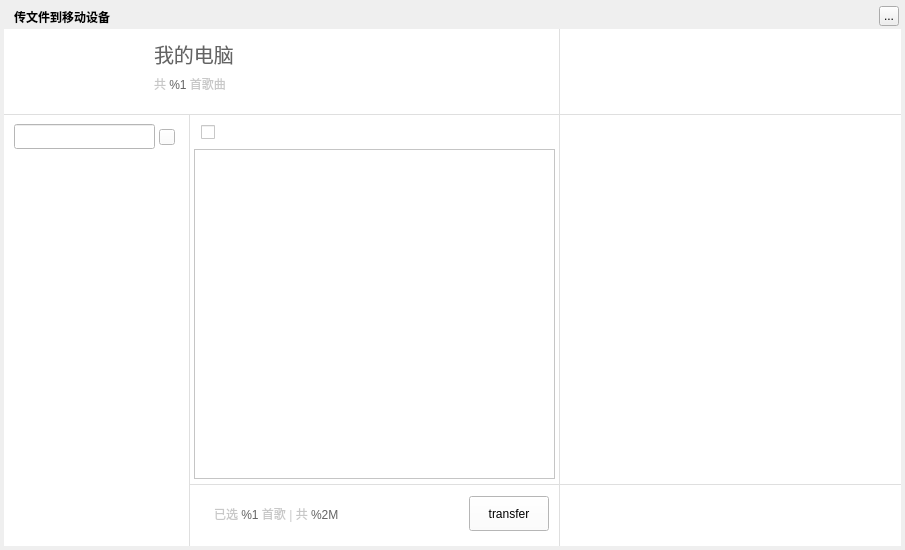
Qt form TTKModule/TTKWidget/musicUiKits/musicToolsKits/musicconnecttransferwidget.ui (Greedysky/TTKMusicPlayer) before a commit.
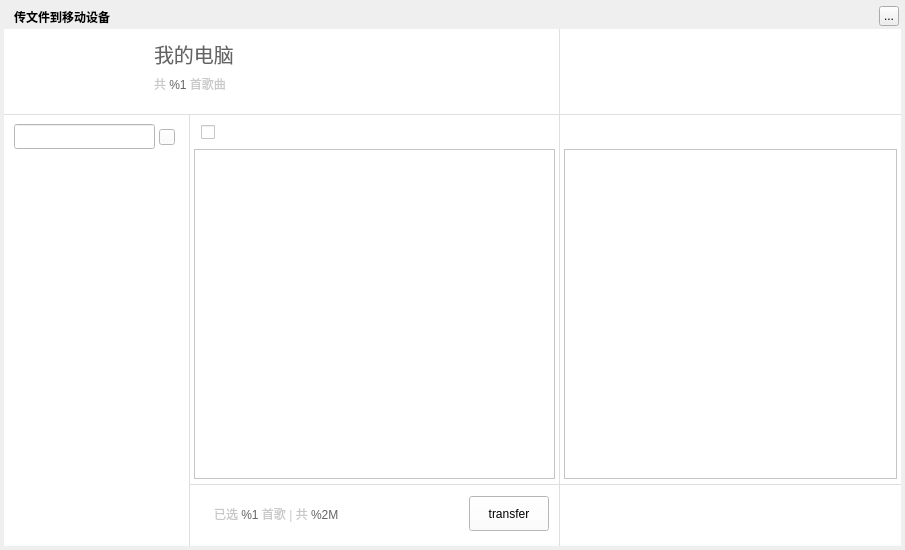
The same form after that commit. Icons and pictures are not drawn. Custom widgets are drawn as their Qt base class.

Commit message: Refactor transfer module[348605]

```diff
--- a/TTKModule/TTKWidget/musicUiKits/musicToolsKits/musicconnecttransferwidget.ui
+++ b/TTKModule/TTKWidget/musicUiKits/musicToolsKits/musicconnecttransferwidget.ui
@@ -279,7 +279,7 @@
      <rect>
       <x>650</x>
       <y>10</y>
-      <width>200</width>
+      <width>220</width>
       <height>30</height>
      </rect>
     </property>
@@ -350,6 +350,16 @@
      <bool>true</bool>
     </property>
    </widget>
+   <widget class="MusicConnectTransferCompleteTableWidget" name="completeTableWidget">
+    <property name="geometry">
+     <rect>
+      <x>560</x>
+      <y>120</y>
+      <width>333</width>
+      <height>330</height>
+     </rect>
+    </property>
+   </widget>
   </widget>
   <zorder>background</zorder>
   <zorder>backgroundMask</zorder>
@@ -362,6 +372,11 @@
    <extends>QTableWidget</extends>
    <header>musicconnecttransfertablewidget.h</header>
   </customwidget>
+  <customwidget>
+   <class>MusicConnectTransferCompleteTableWidget</class>
+   <extends>QTableWidget</extends>
+   <header>musicconnecttransfertablewidget.h</header>
+  </customwidget>
  </customwidgets>
  <resources>
   <include location="../../../../TTKQrc/MusicPlayer.qrc"/>
```
Left out of the diff: 2 changed lines with no effect on the pictures. The commit also changes 6 other files.
